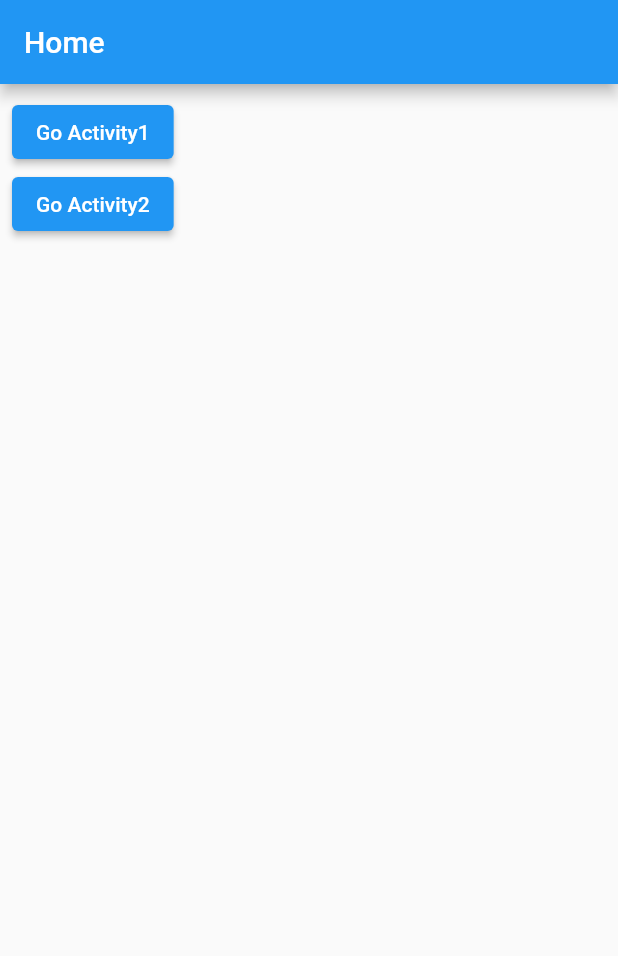
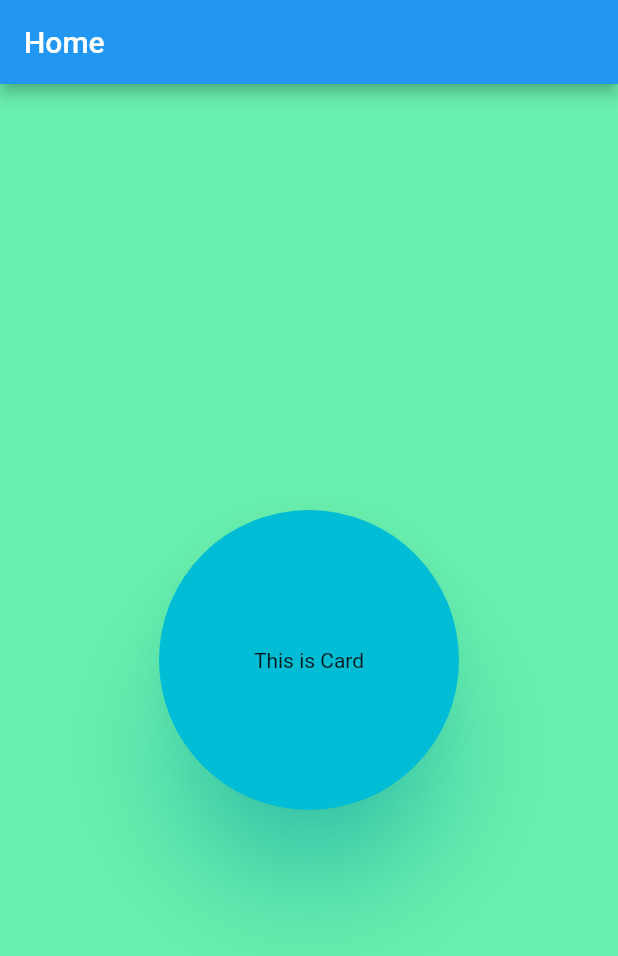
Before and after one commit to csearafat01/flutter_module_6, a Flutter app: the screen it shows after launch, on a phone screen of 412 x 824 dp. Shown: the top 956 px of the screen. Run offline on Flutter 3.47's test engine with Material 2 defaults, Android fonts, the phone set to English and light mode, and no system bars.

Commit message:
working_with_Card

```diff
--- a/lib/main.dart
+++ b/lib/main.dart
@@ -23,85 +23,25 @@ class HomeScreen extends StatelessWidget {
   @override
   Widget build(BuildContext context) {
     return Scaffold(
+      backgroundColor: Colors.greenAccent,
       appBar: AppBar(
         title: const Text('Home'),
       ),
-      body: Padding(
-        padding: const EdgeInsets.all(8.0),
-        child: Column(
-          mainAxisAlignment: MainAxisAlignment.start,
-          children: [
-            ElevatedButton(onPressed: (){
-              Navigator.push(context, MaterialPageRoute(builder: (context)=> const Activity1('This is from Home To Activity1')));
-            }, child: const Text('Go Activity1'),),
-            ElevatedButton(onPressed: (){
-              Navigator.push(context, MaterialPageRoute(builder: (context)=> const Activity2('This is from Home To Activity2')));
-            }, child: const Text('Go Activity2')),
-          ],
+      body: Center(
+        child: Card(
+          shape: RoundedRectangleBorder(borderRadius: BorderRadius.circular(100)),
+          shadowColor: Colors.cyanAccent,
+          color: Colors.cyan,
+          elevation: 30,
+          child: const SizedBox(
+            height: 200,
+            width: 200,
+            child: Center(
+              child: Text('This is Card'),
+            ),
+          ),
         ),
       ),
     );
   }
 }
-
-class Activity1 extends StatelessWidget {
-  final String mgs;
-   const Activity1(
-      this.mgs,
-      {super.key});
-
-  @override
-  Widget build(BuildContext context) {
-    return Scaffold(
-      appBar: AppBar(
-        title:  Text(mgs),
-      ),
-      body: Padding(
-        padding: const EdgeInsets.all(8.0),
-        child: Column(
-          mainAxisAlignment: MainAxisAlignment.start,
-          children: [
-            ElevatedButton(onPressed: (){
-              Navigator.push(context, MaterialPageRoute(builder: (context)=> const Activity2('This is from Activity1 To Activity2')));
-            }, child: const Text('Go Activity2')),
-            ElevatedButton(onPressed: (){
-              Navigator.pushReplacement(context, MaterialPageRoute(builder: (context)=>const HomeScreen()));
-            }, child: const Text('Back To Home'))
-          ],
-        ),
-      ),
-    );
-  }
-}
-
-class Activity2 extends StatelessWidget {
-  final String mgs;
-   const Activity2(
-      this.mgs,
-      {super.key});
-
-  @override
-  Widget build(BuildContext context) {
-    return Scaffold(
-      appBar: AppBar(
-        title:  Text(mgs),
-      ),
-      body: Padding(
-        padding: const EdgeInsets.all(8.0),
-        child: Column(
-          children: [
-            ElevatedButton(onPressed: (){
-              Navigator.push(context, MaterialPageRoute(builder: (context)=> const Activity1('This is from Activity2 To Activity1')));
-            }, child: const Text('Go Activity1')),
-            ElevatedButton(onPressed: (){
-              Navigator.pushReplacement(
-                context,
-                MaterialPageRoute(builder: (context) => const HomeScreen()),
-              );
-            }, child: const Text('Back To Home'))
-          ],
-        ),
-      ),
-    );
-  }
-}
```
